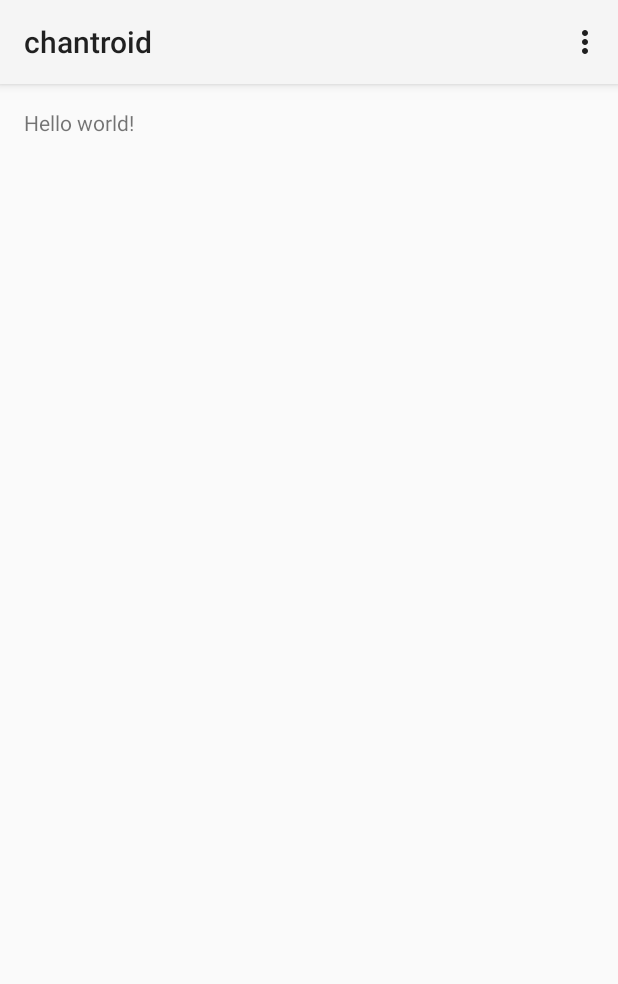
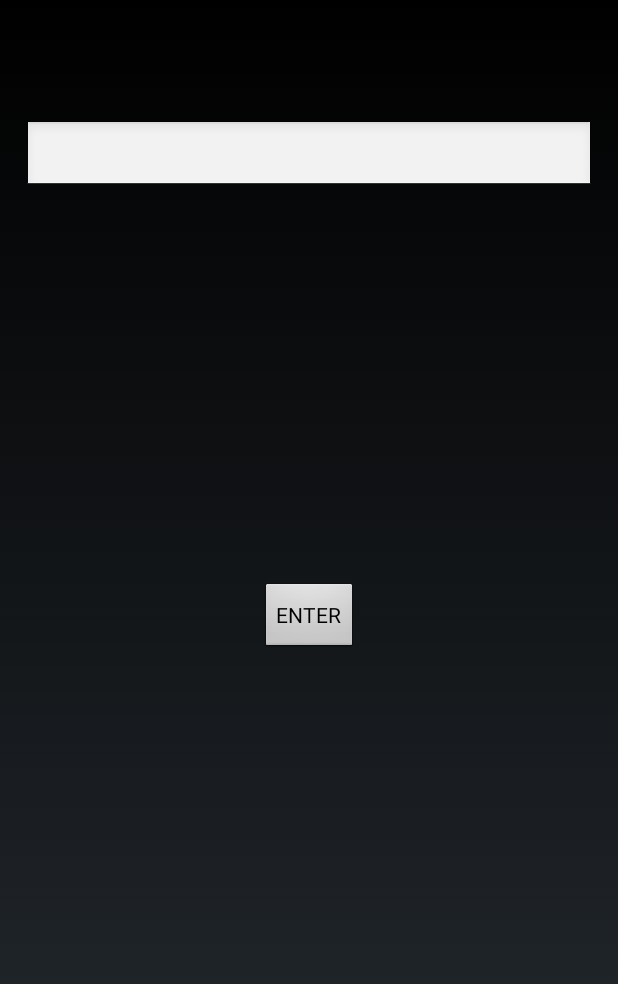
Before and after one commit to otiai10/chantoroid, an Android app: the screen it shows after launch (MainEntranceActivity), on a phone screen of 412 x 824 dp. Shown: the top 984 px of the screen. Run offline under Robolectric (Android 15) with nearby library versions, the phone set to English and light mode, and no system bars.

Commit message:
とりあえずtext inputとbuttonだけおいた

```diff
--- a/app/src/main/AndroidManifest.xml
+++ b/app/src/main/AndroidManifest.xml
@@ -1,12 +1,14 @@
 <?xml version="1.0" encoding="utf-8"?>
 <manifest xmlns:android="http://schemas.android.com/apk/res/android"
     package="com.otiai10.chantroid" >
+
+    <uses-permission android:name="android.permission.INTERNET" />
 
     <application
         android:allowBackup="true"
         android:icon="@mipmap/ic_launcher"
         android:label="@string/app_name"
-        android:theme="@style/AppTheme" >
+        android:theme="@android:style/Theme.NoTitleBar" >
         <activity
             android:name=".MainEntranceActivity"
             android:label="@string/app_name" >
--- a/app/src/main/res/layout/activity_main_entrance.xml
+++ b/app/src/main/res/layout/activity_main_entrance.xml
@@ -5,7 +5,21 @@
     android:paddingTop="@dimen/activity_vertical_margin"
     android:paddingBottom="@dimen/activity_vertical_margin" tools:context=".MainEntranceActivity">
 
-    <TextView android:text="@string/hello_world" android:layout_width="wrap_content"
-        android:layout_height="wrap_content" />
 
+    <EditText
+        android:layout_width="fill_parent"
+        android:layout_height="wrap_content"
+        android:id="@+id/editText"
+        android:layout_alignParentTop="true"
+        android:layout_marginTop="64dp"
+        android:layout_alignParentEnd="true"
+        android:inputType="text"/>
+
+    <Button
+        android:layout_width="wrap_content"
+        android:layout_height="wrap_content"
+        android:text="ENTER"
+        android:id="@+id/button"
+        android:layout_centerVertical="true"
+        android:layout_centerHorizontal="true" />
 </RelativeLayout>
```
